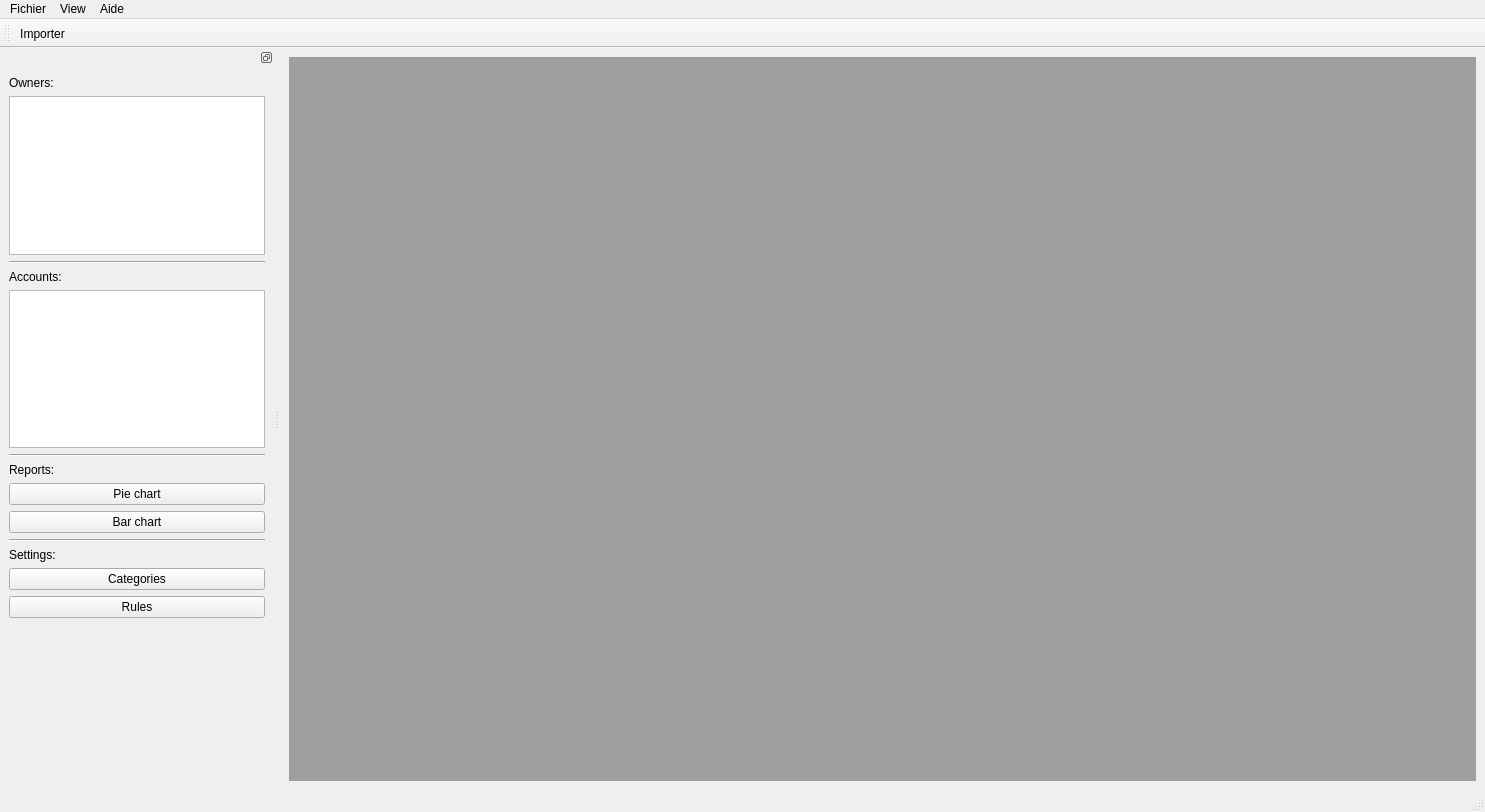
Before: the Qt Designer form src/ui/mainwindow.ui in KindVador/Accountancy, drawn with Qt 5.
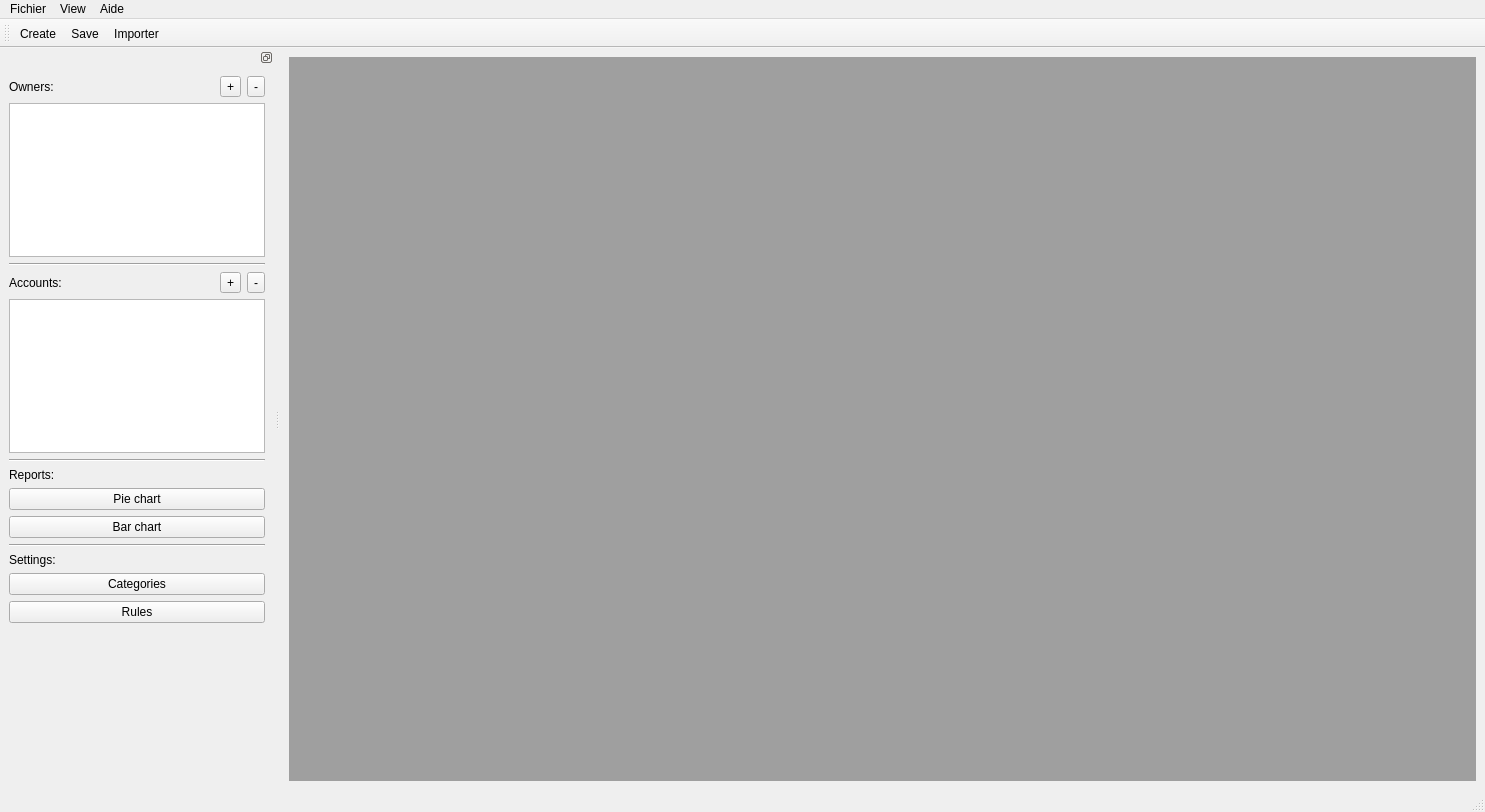
After: the same form once the commit is applied. Icons and pictures are not drawn.

Commit message: add Owner GUI and improve persistance of data on file system

```diff
--- a/src/ui/mainwindow.ui
+++ b/src/ui/mainwindow.ui
@@ -77,6 +77,8 @@
    <attribute name="toolBarBreak">
     <bool>false</bool>
    </attribute>
+   <addaction name="actionCreate"/>
+   <addaction name="actionSave"/>
    <addaction name="actionImport"/>
   </widget>
   <widget class="QDockWidget" name="mainDockWidget">
@@ -89,6 +91,8 @@
    <widget class="QWidget" name="dockWidgetContents">
     <layout class="QVBoxLayout" name="verticalLayout_2">
      <item>
+      <layout class="QHBoxLayout" name="horizontalLayout">
+       <item>
       <widget class="QLabel" name="lblOwners">
        <property name="text">
         <string>Owners:</string>
@@ -96,6 +100,22 @@
       </widget>
      </item>
      <item>
+        <widget class="QToolButton" name="addOwnerButton">
+         <property name="text">
+          <string>+</string>
+         </property>
+        </widget>
+       </item>
+       <item>
+        <widget class="QToolButton" name="removeOwnerButton">
+         <property name="text">
+          <string>-</string>
+         </property>
+        </widget>
+       </item>
+      </layout>
+     </item>
+     <item>
       <widget class="QListView" name="ownersView"/>
      </item>
      <item>
@@ -106,6 +126,8 @@
       </widget>
      </item>
      <item>
+      <layout class="QHBoxLayout" name="horizontalLayout_2">
+       <item>
       <widget class="QLabel" name="lblAccounts">
        <property name="text">
         <string>Accounts:</string>
@@ -113,6 +135,22 @@
       </widget>
      </item>
      <item>
+        <widget class="QToolButton" name="addAccountButton">
+         <property name="text">
+          <string>+</string>
+         </property>
+        </widget>
+       </item>
+       <item>
+        <widget class="QToolButton" name="removeAccountButton">
+         <property name="text">
+          <string>-</string>
+         </property>
+        </widget>
+       </item>
+      </layout>
+     </item>
+     <item>
       <widget class="QListView" name="accountsView"/>
      </item>
      <item>
@@ -238,6 +276,11 @@
     <string>Save As</string>
    </property>
   </action>
+  <action name="actionCreate">
+   <property name="text">
+    <string>Create</string>
+   </property>
+  </action>
  </widget>
  <resources>
   <include location="../../Resources.qrc"/>
```
Left out of the diff: 3 changed lines with no effect on the pictures. Lines whose indentation alone changed are shown as unchanged. The commit also changes 14 other files.
